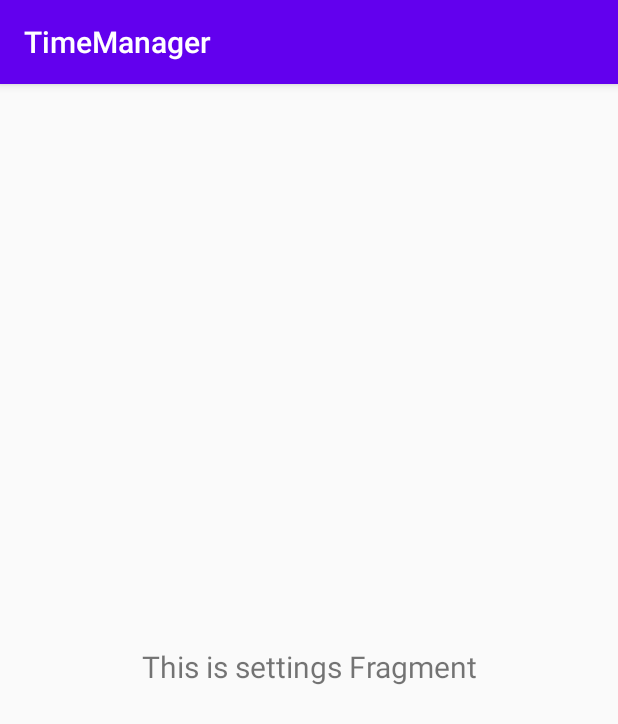
After one commit to TimeMasterLuo/TimeManager, an Android app: the fragment SettingsFragment shown on its own in the app's theme, on a phone screen of 412 x 824 dp. The commit adds this screen. Shown: the top 724 px of the screen. Run offline under Robolectric (Android 15) with nearby library versions, the phone set to English and light mode, and no system bars.

Commit message:
UI: a easy prototype base (20%).--xy 2020.10.07

```diff
--- a/app/build.gradle
+++ b/app/build.gradle
@@ -45,6 +45,7 @@
     implementation 'androidx.lifecycle:lifecycle-extensions:2.1.0'
     implementation 'androidx.navigation:navigation-fragment-ktx:2.1.0'
     implementation 'androidx.navigation:navigation-ui-ktx:2.1.0'
+    implementation 'androidx.preference:preference:1.1.0'
     testImplementation 'junit:junit:4.12'
     androidTestImplementation 'androidx.test.ext:junit:1.1.1'
     androidTestImplementation 'androidx.test.espresso:espresso-core:3.2.0'
--- a/app/src/main/java/com/example/timemanager/Home.kt
+++ b/app/src/main/java/com/example/timemanager/Home.kt
@@ -20,7 +20,7 @@
         // menu should be considered as top level destinations.
         val appBarConfiguration = AppBarConfiguration(
             setOf(
-                R.id.navigation_home, R.id.navigation_dashboard, R.id.navigation_notifications
+                R.id.navigation_home, R.id.navigation_dashboard, R.id.navigation_notifications, R.id.navigation_settings
             )
         )
         setupActionBarWithNavController(navController, appBarConfiguration)
--- /dev/null
+++ b/app/src/main/java/com/example/timemanager/ui/settings/SettingsFragment.kt
@@ -0,0 +1,31 @@
+package com.example.timemanager.ui.settings
+
+import android.os.Bundle
+import android.view.LayoutInflater
+import android.view.View
+import android.view.ViewGroup
+import android.widget.TextView
+import androidx.fragment.app.Fragment
+import androidx.lifecycle.Observer
+import androidx.lifecycle.ViewModelProviders
+import com.example.timemanager.R
+
+class SettingsFragment : Fragment() {
+
+    private lateinit var settingsViewModel: SettingsViewModel
+
+    override fun onCreateView(
+        inflater: LayoutInflater,
+        container: ViewGroup?,
+        savedInstanceState: Bundle?
+    ): View? {
+        settingsViewModel =
+            ViewModelProviders.of(this).get(SettingsViewModel::class.java)
+        val root = inflater.inflate(R.layout.fragment_settings, container, false)
+        val textView: TextView = root.findViewById(R.id.text_settings)
+        settingsViewModel.text.observe(viewLifecycleOwner, Observer {
+            textView.text = it
+        })
+        return root
+    }
+}
--- /dev/null
+++ b/app/src/main/java/com/example/timemanager/ui/settings/SettingsViewModel.kt
@@ -0,0 +1,13 @@
+package com.example.timemanager.ui.settings
+
+import androidx.lifecycle.LiveData
+import androidx.lifecycle.MutableLiveData
+import androidx.lifecycle.ViewModel
+
+class SettingsViewModel : ViewModel() {
+
+    private val _text = MutableLiveData<String>().apply {
+        value = "This is settings Fragment"
+    }
+    val text: LiveData<String> = _text
+}
--- /dev/null
+++ b/app/src/main/res/layout/fragment_settings.xml
@@ -0,0 +1,22 @@
+<?xml version="1.0" encoding="utf-8"?>
+<androidx.constraintlayout.widget.ConstraintLayout xmlns:android="http://schemas.android.com/apk/res/android"
+    xmlns:app="http://schemas.android.com/apk/res-auto"
+    xmlns:tools="http://schemas.android.com/tools"
+    android:layout_width="match_parent"
+    android:layout_height="match_parent"
+    tools:context=".ui.settings.SettingsFragment">
+
+    <TextView
+        android:id="@+id/text_settings"
+        android:layout_width="match_parent"
+        android:layout_height="wrap_content"
+        android:layout_marginStart="8dp"
+        android:layout_marginTop="8dp"
+        android:layout_marginEnd="8dp"
+        android:textAlignment="center"
+        android:textSize="20sp"
+        app:layout_constraintBottom_toBottomOf="parent"
+        app:layout_constraintEnd_toEndOf="parent"
+        app:layout_constraintStart_toStartOf="parent"
+        app:layout_constraintTop_toTopOf="parent" />
+</androidx.constraintlayout.widget.ConstraintLayout>
--- a/app/src/main/res/menu/bottom_nav_menu.xml
+++ b/app/src/main/res/menu/bottom_nav_menu.xml
@@ -15,5 +15,9 @@
         android:id="@+id/navigation_notifications"
         android:icon="@drawable/ic_notifications_black_24dp"
         android:title="@string/title_notifications" />
+    <item
+        android:id="@+id/navigation_settings"
+        android:icon="@drawable/ic_baseline_settings_24"
+        android:title="@string/title_settings" />
 
 </menu>
--- a/app/src/main/res/navigation/mobile_navigation.xml
+++ b/app/src/main/res/navigation/mobile_navigation.xml
@@ -22,4 +22,10 @@
         android:name="com.example.timemanager.ui.notifications.NotificationsFragment"
         android:label="@string/title_notifications"
         tools:layout="@layout/fragment_notifications" />
+
+    <fragment
+        android:id="@+id/navigation_settings"
+        android:name="com.example.timemanager.ui.settings.SettingsFragment"
+        android:label="@string/title_settings"
+        tools:layout="@layout/fragment_settings" />
 </navigation>
```
Also changed, not shown: app/src/main/java/com/example/timemanager/MainActivity.kt (+7 -0 lines), app/src/main/res/drawable/ic_baseline_settings_24.xml (added, +10 -0 lines), app/src/main/res/layout/activity_main.xml (+11 -0 lines), app/src/main/res/values/arrays.xml (added, +12 -0 lines), app/src/main/res/values/strings.xml (+15 -0 lines), app/src/main/res/xml/root_preferences.xml (added, +35 -0 lines).
